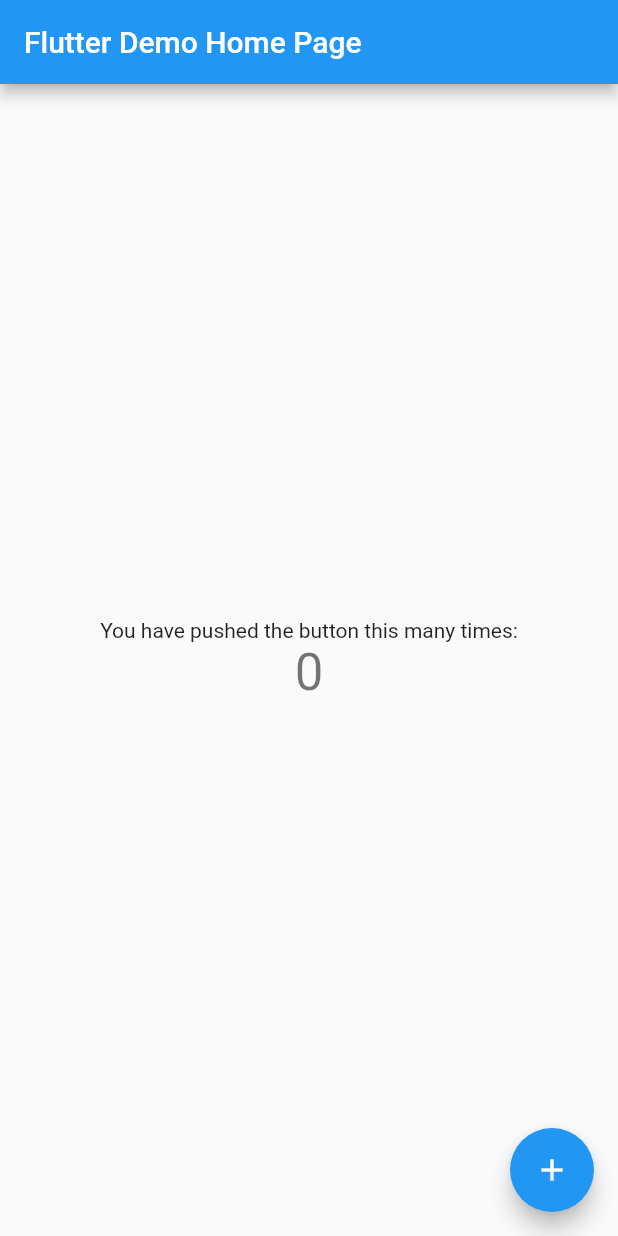
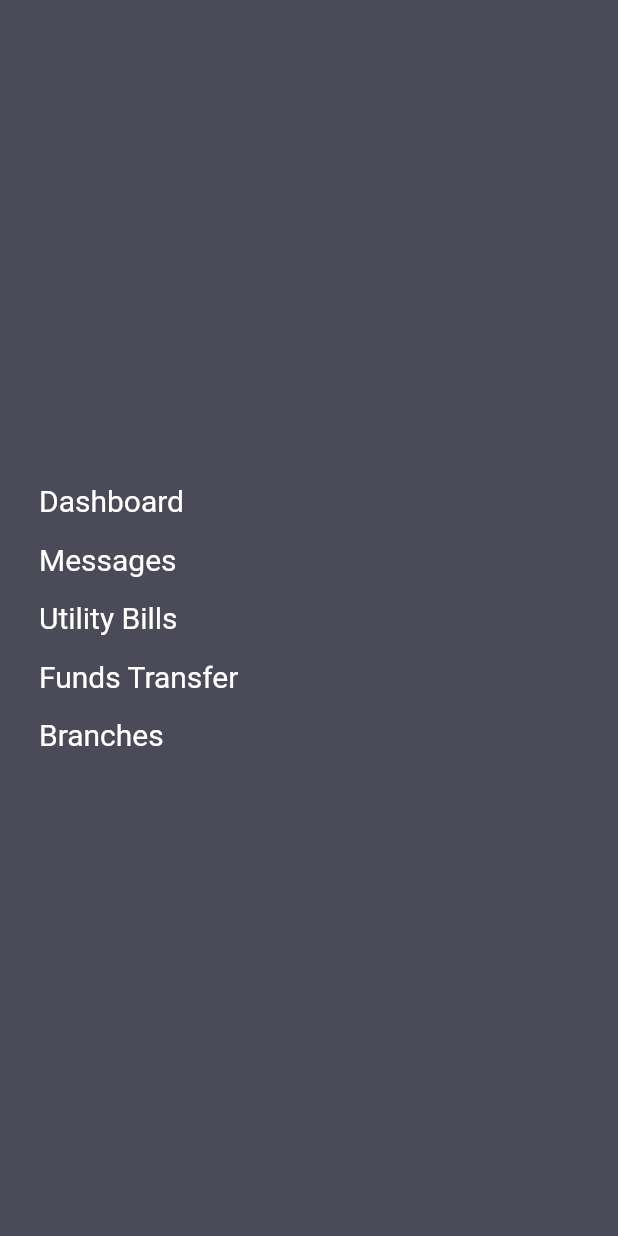
Before and after one commit to gbmahili/Flutter-SideBar, a Flutter app: the screen it shows after launch, on a phone screen of 412 x 824 dp. Run offline on Flutter 3.47's test engine with Material 2 defaults, Android fonts, the phone set to English and light mode, and no system bars.

Commit message:
Created menu with text menu list items

```diff
--- a/lib/main.dart
+++ b/lib/main.dart
@@ -1,4 +1,5 @@
 import 'package:flutter/material.dart';
+import 'package:side_bar/main_dashboard_layout.dart';
 
 void main() => runApp(MyApp());
 
@@ -7,105 +8,11 @@ class MyApp extends StatelessWidget {
   @override
   Widget build(BuildContext context) {
     return MaterialApp(
-      title: 'Flutter Demo',
+      title: 'Side Bar',
       theme: ThemeData(
-        // This is the theme of your application.
-        //
-        // Try running your application with "flutter run". You'll see the
-        // application has a blue toolbar. Then, without quitting the app, try
-        // changing the primarySwatch below to Colors.green and then invoke
-        // "hot reload" (press "r" in the console where you ran "flutter run",
-        // or simply save your changes to "hot reload" in a Flutter IDE).
-        // Notice that the counter didn't reset back to zero; the application
-        // is not restarted.
         primarySwatch: Colors.blue,
       ),
-      home: MyHomePage(title: 'Flutter Demo Home Page'),
+      home: MenuDashboardPage(),
     );
   }
 }
-
-class MyHomePage extends StatefulWidget {
-  MyHomePage({Key key, this.title}) : super(key: key);
-
-  // This widget is the home page of your application. It is stateful, meaning
-  // that it has a State object (defined below) that contains fields that affect
-  // how it looks.
-
-  // This class is the configuration for the state. It holds the values (in this
-  // case the title) provided by the parent (in this case the App widget) and
-  // used by the build method of the State. Fields in a Widget subclass are
-  // always marked "final".
-
-  final String title;
-
-  @override
-  _MyHomePageState createState() => _MyHomePageState();
-}
-
-class _MyHomePageState extends State<MyHomePage> {
-  int _counter = 0;
-
-  void _incrementCounter() {
-    setState(() {
-      // This call to setState tells the Flutter framework that something has
-      // changed in this State, which causes it to rerun the build method below
-      // so that the display can reflect the updated values. If we changed
-      // _counter without calling setState(), then the build method would not be
-      // called again, and so nothing would appear to happen.
-      _counter++;
-    });
-  }
-
-  @override
-  Widget build(BuildContext context) {
-    // This method is rerun every time setState is called, for instance as done
-    // by the _incrementCounter method above.
-    //
-    // The Flutter framework has been optimized to make rerunning build methods
-    // fast, so that you can just rebuild anything that needs updating rather
-    // than having to individually change instances of widgets.
-    return Scaffold(
-      appBar: AppBar(
-        // Here we take the value from the MyHomePage object that was created by
-        // the App.build method, and use it to set our appbar title.
-        title: Text(widget.title),
-      ),
-      body: Center(
-        // Center is a layout widget. It takes a single child and positions it
-        // in the middle of the parent.
-        child: Column(
-          // Column is also layout widget. It takes a list of children and
-          // arranges them vertically. By default, it sizes itself to fit its
-          // children horizontally, and tries to be as tall as its parent.
-          //
-          // Invoke "debug painting" (press "p" in the console, choose the
-          // "Toggle Debug Paint" action from the Flutter Inspector in Android
-          // Studio, or the "Toggle Debug Paint" command in Visual Studio Code)
-          // to see the wireframe for each widget.
-          //
-          // Column has various properties to control how it sizes itself and
-          // how it positions its children. Here we use mainAxisAlignment to
-          // center the children vertically; the main axis here is the vertical
-          // axis because Columns are vertical (the cross axis would be
-          // horizontal).
-          mainAxisAlignment: MainAxisAlignment.center,
-          children: <Widget>[
-            Text(
-              'You have pushed the button this many times:',
-            ),
-            Text(
-              '$_counter',
-              style: Theme.of(context).textTheme.display1,
-            ),
-          ],
-        ),
-      ),
-      floatingActionButton: FloatingActionButton(
-        onPressed: _incrementCounter,
-        tooltip: 'Increment',
-        child: Icon(Icons.add),
-      ), // This trailing comma makes auto-formatting nicer for build methods.
-    );
-  }
-}
--- /dev/null
+++ b/lib/main_dashboard_layout.dart
@@ -0,0 +1,59 @@
+import 'package:flutter/material.dart';
+
+final Color backgroundColor = Color(0xFF4A4A58);
+
+class MenuDashboardPage extends StatelessWidget {
+  @override
+  Widget build(BuildContext context) {
+    return Scaffold(
+      backgroundColor: backgroundColor,
+      body: Stack(
+        children: <Widget>[
+          menu(context),
+          // dashboard(),
+        ],
+      ),
+    );
+  }
+}
+
+Widget menu(context) {
+  return Padding(
+    padding: const EdgeInsets.only(left: 18.0),
+    child: Align(
+      alignment: Alignment.centerLeft,
+      child: Column(
+        mainAxisSize: MainAxisSize.min,
+        mainAxisAlignment: MainAxisAlignment.spaceAround,
+        crossAxisAlignment: CrossAxisAlignment.start,
+        children: <Widget>[
+          Padding(
+            padding: const EdgeInsets.all(8.0),
+            child: Text('Dashboard',
+                style: TextStyle(color: Colors.white, fontSize: 20)),
+          ),
+          Padding(
+            padding: const EdgeInsets.all(8.0),
+            child: Text('Messages',
+                style: TextStyle(color: Colors.white, fontSize: 20)),
+          ),
+          Padding(
+            padding: const EdgeInsets.all(8.0),
+            child: Text('Utility Bills',
+                style: TextStyle(color: Colors.white, fontSize: 20)),
+          ),
+          Padding(
+            padding: const EdgeInsets.all(8.0),
+            child: Text('Funds Transfer',
+                style: TextStyle(color: Colors.white, fontSize: 20)),
+          ),
+          Padding(
+            padding: const EdgeInsets.all(8.0),
+            child: Text('Branches',
+                style: TextStyle(color: Colors.white, fontSize: 20)),
+          ),
+        ],
+      ),
+    ),
+  );
+}
```
Also changed, not shown: 1 other file.
